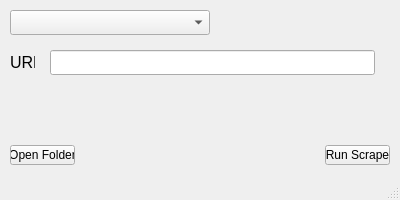
The window that media_miner.ui (t2minht/mediaminer) describes before a commit, drawn with Qt 5.
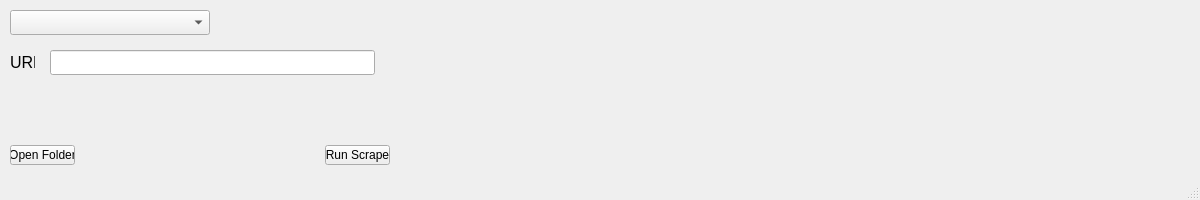
The same window after the commit.

Patch:
```diff
--- a/media_miner.ui
+++ b/media_miner.ui
@@ -6,7 +6,7 @@
    <rect>
     <x>0</x>
     <y>0</y>
-    <width>400</width>
+    <width>1200</width>
     <height>200</height>
    </rect>
   </property>
```
